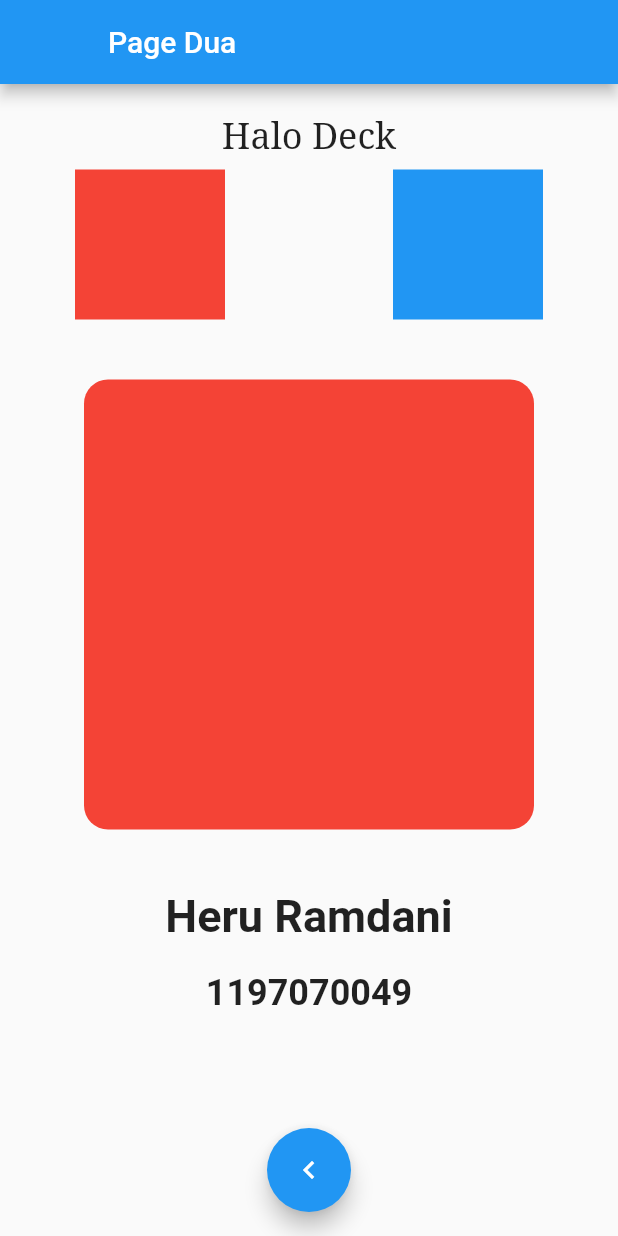
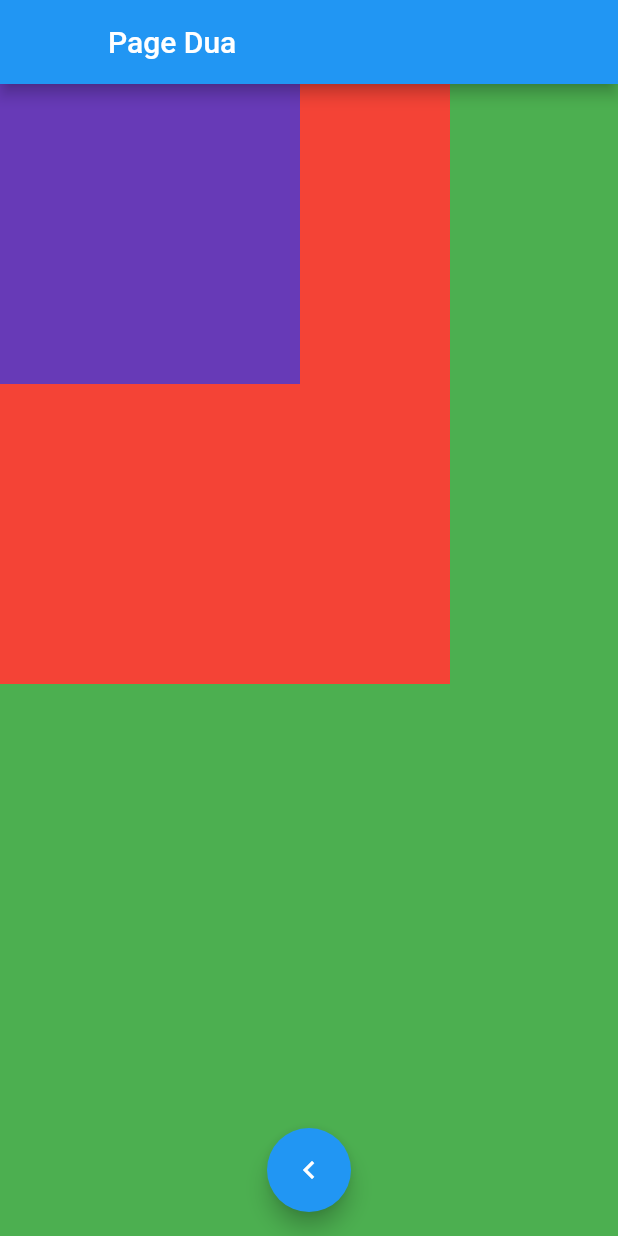
Before and after one commit to heruramdani/tugas2, a Flutter app: the PageDua screen opened directly, on a phone screen of 412 x 824 dp. Run offline on Flutter 3.47's test engine with Material 2 defaults, Android fonts, the phone set to English and light mode, and no system bars.

Commit message:
Update page_dua.dart

```diff
--- a/lib/pages/page_dua.dart
+++ b/lib/pages/page_dua.dart
@@ -10,62 +10,20 @@ class PageDua extends StatelessWidget {
         leading: Container(),
       ),
       body: Center(
-        child: Column(
+        child: Stack(
           children: <Widget>[
-            Column(
-              children: <Widget>[
-                SizedBox(
-                  height: 5,
-                ),
-                Text(
-                  'Halo Deck',
-                  style:
-                      TextStyle(fontSize: 24, fontFamily: "Serif", height: 2.0),
-                ),
-                SizedBox(
-                  height: 4,
-                ),
-                Row(
-                  mainAxisAlignment: MainAxisAlignment.spaceBetween,
-                  children: <Widget>[
-                    Container(
-                      width: 100,
-                      height: 100,
-                      color: Colors.red,
-                      margin: EdgeInsets.only(bottom: 40, left: 50),
-                    ),
-                    SizedBox(
-                      width: 20,
-                    ),
-                    Container(
-                      width: 100,
-                      height: 100,
-                      color: Colors.blue,
-                      margin: EdgeInsets.only(bottom: 40, right: 50),
-                    ),
-                  ],
-                )
-              ],
+            Container(
+              color: Colors.green,
             ),
             Container(
-              height: 300,
-              width: 300,
-              margin: EdgeInsets.only(bottom: 40),
-              decoration: BoxDecoration(
-                  color: Colors.red, borderRadius: BorderRadius.circular(16)),
+              color: Colors.red,
+              height: 400.0,
+              width: 300.0,
             ),
             Container(
-              child: Text(
-                'Heru Ramdani',
-                style: TextStyle(fontSize: 30, fontWeight: FontWeight.w600),
-              ),
-            ),
-            Container(
-              margin: EdgeInsets.only(top: 20),
-              child: Text(
-                '1197070049',
-                style: TextStyle(fontSize: 24, fontWeight: FontWeight.w600),
-              ),
+              color: Colors.deepPurple,
+              height: 200.0,
+              width: 200.0,
             ),
           ],
         ),
```
